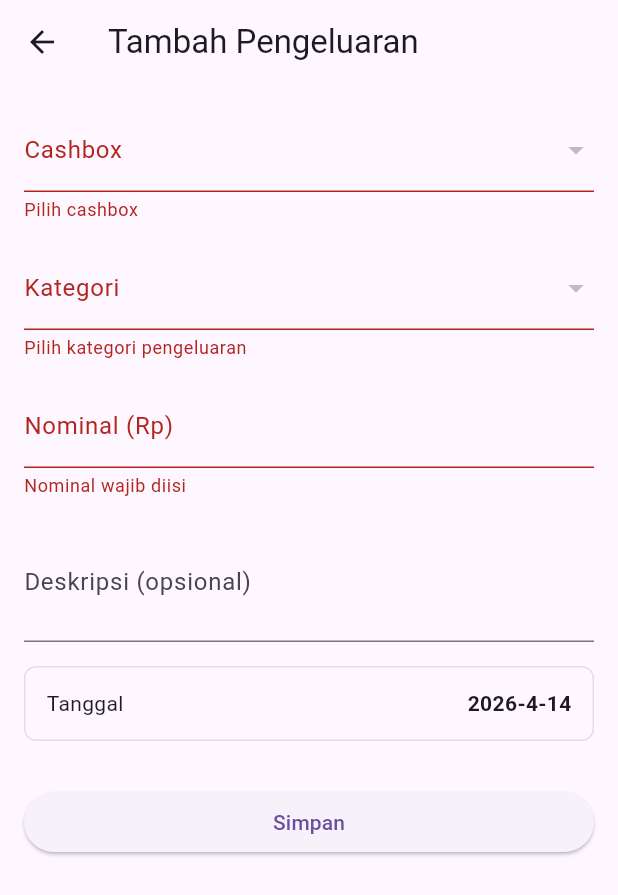
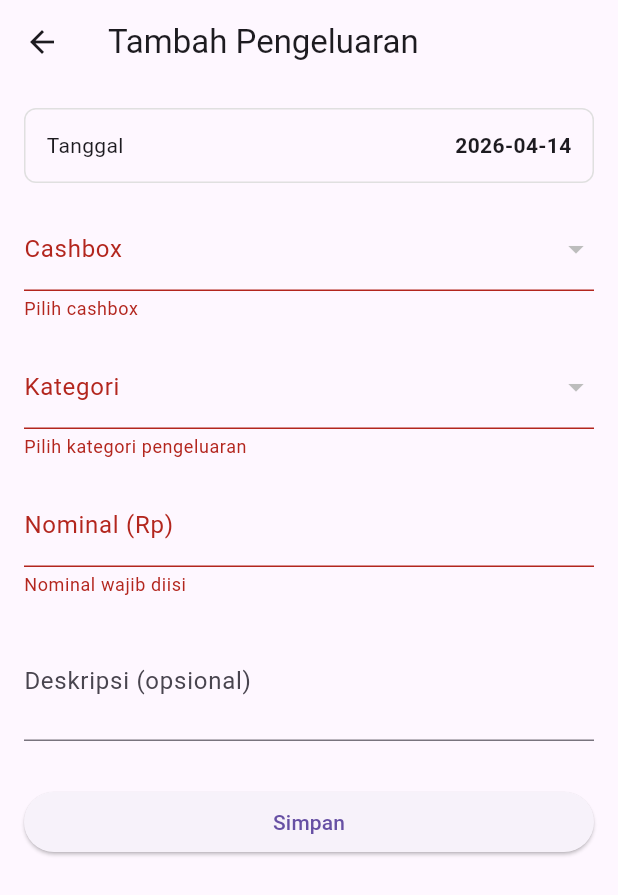
Before and after one commit to hermans7806/cuci-pos, a Flutter app: the ExpenseAddScreen screen opened directly, after a tap on "Simpan", on a phone screen of 412 x 824 dp. Shown: the top 895 px of the screen. Run offline on Flutter 3.47's test engine with Material 3 defaults, Android fonts, the phone set to English and light mode, and no system bars; our stand-ins replace cloud_firestore, firebase_auth, firebase_core, firebase_storage, get, google_sign_in and 3 more; missing offline and left inert: fast_contacts; accounts and stored records are empty; generated files the repository leaves out were written again.

Commit message:
fix expense feature

```diff
--- a/lib/features/settings/controllers/expense_add_controller.dart
+++ b/lib/features/settings/controllers/expense_add_controller.dart
@@ -4,89 +4,151 @@ import 'package:flutter/material.dart';
 import 'package:get/get.dart';
 
 import '../../../data/models/cashbox_model.dart';
+import '../../../data/models/expense_model.dart';
 import '../../../data/models/financial_category_model.dart';
 import '../../../data/services/shared_reference.dart';
 
 class ExpenseAddController extends GetxController {
+  /// Pass the model to edit directly from the screen — do NOT rely on
+  /// Get.arguments, which may be cleared by Get.delete before onInit runs.
+  ExpenseAddController({ExpenseModel? editingModel}) : _editing = editingModel;
+
   final formKey = GlobalKey<FormState>();
 
-  // Loaded from Firestore
-  var cashboxes = <CashboxModel>[].obs;
-  var categories = <FinancialCategory>[].obs;
+  // ── Firestore data ───────────────────────────────────────────────────────
+  final cashboxes = <CashboxModel>[].obs;
+  final categories = <FinancialCategory>[].obs;
 
-  // Selected items
-  var selectedCashbox = "".obs;
-  var selectedCategory = "".obs;
+  // ── Form state ───────────────────────────────────────────────────────────
+  /// Always holds a Firestore document ID, never a display name.
+  final selectedCashbox = ''.obs;
+  final selectedCategory = ''.obs;
 
-  // Inputs
   final nominal = TextEditingController();
   final description = TextEditingController();
-  var date = DateTime.now().obs;
+  final date = DateTime.now().obs;
 
-  var isLoading = false.obs;
+  // ── UI flags ─────────────────────────────────────────────────────────────
+  final isLoading = true.obs; // starts true — prevents empty-form flash
+  final isSaving = false.obs;
 
-  late String activeBranchId;
+  // ── Internal ─────────────────────────────────────────────────────────────
+  late String _activeBranchId;
+  final ExpenseModel? _editing;
+
+  bool get isEditing => _editing != null;
+
+  // ── Lifecycle ────────────────────────────────────────────────────────────
 
   @override
-  void onInit() async {
+  void onInit() {
     super.onInit();
-    activeBranchId = await SharedReference.getActiveBranchId();
-
-    loadFilters();
+    _bootstrap();
   }
 
-  Future<void> loadFilters() async {
-    isLoading.value = true;
+  @override
+  void onClose() {
+    nominal.dispose();
+    description.dispose();
+    super.onClose();
+  }
 
-    final db = FirebaseFirestore.instance;
+  // ── Private ───────────────────────────────────────────────────────────────
 
-    // Load active cashboxes
-    final cbSnap = await db
-        .collection("cashboxes")
-        .where("isActive", isEqualTo: true)
-        .where("branchId", isEqualTo: activeBranchId)
+  Future<void> _bootstrap() async {
+    try {
+      _activeBranchId = await SharedReference.getActiveBranchId();
+      await _loadCashboxes();
+      await _loadCategories();
+      if (_editing != null) _fillEditingData();
+    } finally {
+      isLoading.value = false;
+    }
+  }
+
+  Future<void> _loadCashboxes() async {
+    final snap = await FirebaseFirestore.instance
+        .collection('cashboxes')
+        .where('isActive', isEqualTo: true)
+        .where('branchId', isEqualTo: _activeBranchId)
         .get();
 
-    cashboxes.value = cbSnap.docs
+    cashboxes.value = snap.docs
         .map((e) => CashboxModel.fromFirestore(e))
         .toList();
+  }
 
-    // Load categories (pengeluaran)
-    final catSnap = await db
-        .collection("financial_categories")
-        .where("branchId", isEqualTo: activeBranchId)
-        .where("category", isEqualTo: "pengeluaran")
+  Future<void> _loadCategories() async {
+    final snap = await FirebaseFirestore.instance
+        .collection('financial_categories')
+        .where('branchId', isEqualTo: _activeBranchId)
+        .where('category', isEqualTo: 'pengeluaran')
         .get();
 
-    categories.value = catSnap.docs
+    categories.value = snap.docs
         .map((e) => FinancialCategory.fromFirestore(e))
         .toList();
+  }
 
-    isLoading.value = false;
+  /// Uses rawCashboxId / rawCategoryId — works correctly whether or not
+  /// _applyNameMapping() has already overwritten the display fields.
+  void _fillEditingData() {
+    final exp = _editing!;
+
+    selectedCashbox.value = exp.rawCashboxId;
+    selectedCategory.value = exp.rawCategoryId;
+
+    nominal.text = exp.nominal.truncateToDouble() == exp.nominal
+        ? exp.nominal.toStringAsFixed(0)
+        : exp.nominal.toStringAsFixed(2);
+
+    description.text = exp.description;
+    date.value = exp.date;
   }
+
+  // ── Public ────────────────────────────────────────────────────────────────
 
   Future<void> save() async {
     if (!formKey.currentState!.validate()) return;
 
-    isLoading.value = true;
-    final db = FirebaseFirestore.instance;
+    isSaving.value = true;
+    try {
+      final db = FirebaseFirestore.instance;
 
-    await db.collection("expenses").add({
-      "branchId": activeBranchId,
-      "cashbox": selectedCashbox.value,
-      "financialCategory": selectedCategory.value,
-      "nominal": double.parse(nominal.text),
-      "description": description.text.trim(),
-      "date": DateTime(date.value.year, date.value.month, date.value.day),
-      "createdAt": FieldValue.serverTimestamp(),
-    });
+      final payload = <String, dynamic>{
+        'branchId': _activeBranchId,
+        'cashbox': selectedCashbox.value,
+        'financialCategory': selectedCategory.value,
+        'nominal': double.parse(nominal.text.trim()),
+        'description': description.text.trim(),
+        'date': DateTime(date.value.year, date.value.month, date.value.day),
+        'updatedAt': FieldValue.serverTimestamp(),
+      };
 
-    isLoading.value = false;
-    Get.back(result: true); // return to list screen
-    TopNotification.show(
-      title: 'Sukses',
-      message: 'Pengeluaran berhasil ditambahkan.',
-      success: true,
-    );
+      if (_editing == null) {
+        payload['createdAt'] = FieldValue.serverTimestamp();
+        await db.collection('expenses').add(payload);
+      } else {
+        await db.collection('expenses').doc(_editing.id).update(payload);
+      }
+
+      Get.back(result: true);
+
+      TopNotification.show(
+        title: 'Sukses',
+        message: _editing == null
+            ? 'Pengeluaran berhasil ditambahkan.'
+            : 'Pengeluaran berhasil diperbaharui.',
+        success: true,
+      );
+    } catch (e) {
+      TopNotification.show(
+        title: 'Gagal',
+        message: 'Terjadi kesalahan. Silakan coba lagi.',
+        success: false,
+      );
+    } finally {
+      isSaving.value = false;
+    }
   }
 }
--- a/lib/features/settings/screens/expense_add_screen.dart
+++ b/lib/features/settings/screens/expense_add_screen.dart
@@ -1,17 +1,40 @@
 import 'package:flutter/material.dart';
 import 'package:get/get.dart';
 
+import '../../../data/models/expense_model.dart';
 import '../controllers/expense_add_controller.dart';
 
-class ExpenseAddScreen extends StatelessWidget {
-  const ExpenseAddScreen({super.key});
+class ExpenseAddScreen extends StatefulWidget {
+  final ExpenseModel? expense;
+
+  const ExpenseAddScreen({super.key, this.expense});
+
+  @override
+  State<ExpenseAddScreen> createState() => _ExpenseAddScreenState();
+}
+
+class _ExpenseAddScreenState extends State<ExpenseAddScreen> {
+  late final ExpenseAddController c;
+
+  @override
+  void initState() {
+    super.initState();
+    Get.delete<ExpenseAddController>(force: true);
+    c = Get.put(ExpenseAddController(editingModel: widget.expense));
+  }
+
+  @override
+  void dispose() {
+    Get.delete<ExpenseAddController>(force: true);
+    super.dispose();
+  }
 
   @override
   Widget build(BuildContext context) {
-    final c = Get.put(ExpenseAddController());
-
     return Scaffold(
-      appBar: AppBar(title: const Text("Tambah Pengeluaran")),
+      appBar: AppBar(
+        title: Text(c.isEditing ? 'Edit Pengeluaran' : 'Tambah Pengeluaran'),
+      ),
       body: Obx(() {
         if (c.isLoading.value) {
           return const Center(child: CircularProgressIndicator());
@@ -22,112 +45,145 @@ class ExpenseAddScreen extends StatelessWidget {
           child: ListView(
             padding: const EdgeInsets.all(16),
             children: [
-              // Cashbox
-              DropdownButtonFormField<String>(
-                decoration: const InputDecoration(labelText: "Cashbox"),
-                value: c.selectedCashbox.value.isEmpty
-                    ? null
-                    : c.selectedCashbox.value,
-                items: c.cashboxes
-                    .map(
-                      (cb) =>
-                          DropdownMenuItem(value: cb.id, child: Text(cb.name)),
-                    )
-                    .toList(),
-                validator: (v) => v == null ? "Pilih cashbox" : null,
-                onChanged: (v) => c.selectedCashbox.value = v!,
+              // ── Date picker ────────────────────────────────────────────
+              Obx(
+                () => GestureDetector(
+                  onTap: () async {
+                    final picked = await showDatePicker(
+                      context: context,
+                      firstDate: DateTime(2020),
+                      lastDate: DateTime.now(),
+                      initialDate: c.date.value,
+                    );
+                    if (picked != null) c.date.value = picked;
+                  },
+                  child: Container(
+                    padding: const EdgeInsets.all(14),
+                    decoration: BoxDecoration(
+                      border: Border.all(color: Colors.grey.shade300),
+                      borderRadius: BorderRadius.circular(8),
+                    ),
+                    child: Row(
+                      mainAxisAlignment: MainAxisAlignment.spaceBetween,
+                      children: [
+                        const Text('Tanggal'),
+                        Text(
+                          '${c.date.value.year}-'
+                          '${c.date.value.month.toString().padLeft(2, '0')}-'
+                          '${c.date.value.day.toString().padLeft(2, '0')}',
+                          style: const TextStyle(fontWeight: FontWeight.bold),
+                        ),
+                      ],
+                    ),
+                  ),
+                ),
               ),
 
               const SizedBox(height: 16),
 
-              // Category
-              DropdownButtonFormField<String>(
-                decoration: const InputDecoration(labelText: "Kategori"),
-                value: c.selectedCategory.value.isEmpty
-                    ? null
-                    : c.selectedCategory.value,
-                items: c.categories
-                    .map(
-                      (cat) => DropdownMenuItem(
-                        value: cat.id,
-                        child: Text(cat.name),
-                      ),
-                    )
-                    .toList(),
-                validator: (v) =>
-                    v == null ? "Pilih kategori pengeluaran" : null,
-                onChanged: (v) => c.selectedCategory.value = v!,
+              // ── Cashbox ────────────────────────────────────────────────
+              Obx(
+                () => DropdownButtonFormField<String>(
+                  key: ValueKey(
+                    'cashbox_${c.cashboxes.length}_${c.selectedCashbox.value}',
+                  ),
+                  decoration: const InputDecoration(labelText: 'Cashbox'),
+                  value:
+                      c.selectedCashbox.value.isEmpty ||
+                          !c.cashboxes.any(
+                            (cb) => cb.id == c.selectedCashbox.value,
+                          )
+                      ? null
+                      : c.selectedCashbox.value,
+                  items: c.cashboxes
+                      .map(
+                        (cb) => DropdownMenuItem(
+                          value: cb.id,
+                          child: Text(cb.name),
+                        ),
+                      )
+                      .toList(),
+                  validator: (v) => v == null ? 'Pilih cashbox' : null,
+                  onChanged: (v) {
+                    if (v != null) c.selectedCashbox.value = v;
+                  },
+                ),
               ),
 
               const SizedBox(height: 16),
 
-              // Nominal
+              // ── Category ───────────────────────────────────────────────
+              Obx(
+                () => DropdownButtonFormField<String>(
+                  key: ValueKey(
+                    'category_${c.categories.length}_${c.selectedCategory.value}',
+                  ),
+                  decoration: const InputDecoration(labelText: 'Kategori'),
+                  value:
+                      c.selectedCategory.value.isEmpty ||
+                          !c.categories.any(
+                            (cat) => cat.id == c.selectedCategory.value,
+                          )
+                      ? null
+                      : c.selectedCategory.value,
+                  items: c.categories
+                      .map(
+                        (cat) => DropdownMenuItem(
+                          value: cat.id,
+                          child: Text(cat.name),
+                        ),
+                      )
+                      .toList(),
+                  validator: (v) =>
+                      v == null ? 'Pilih kategori pengeluaran' : null,
+                  onChanged: (v) {
+                    if (v != null) c.selectedCategory.value = v;
+                  },
+                ),
+              ),
+
+              const SizedBox(height: 16),
+
+              // ── Nominal ────────────────────────────────────────────────
               TextFormField(
                 controller: c.nominal,
-                decoration: const InputDecoration(labelText: "Nominal (Rp)"),
+                decoration: const InputDecoration(labelText: 'Nominal (Rp)'),
                 keyboardType: TextInputType.number,
                 validator: (v) {
-                  if (v == null || v.trim().isEmpty) {
-                    return "Nominal wajib diisi";
-                  }
-                  if (double.tryParse(v) == null) {
-                    return "Nominal tidak valid";
-                  }
+                  if (v == null || v.trim().isEmpty)
+                    return 'Nominal wajib diisi';
+                  if (double.tryParse(v) == null) return 'Nominal tidak valid';
                   return null;
                 },
               ),
 
               const SizedBox(height: 16),
 
-              // Description
+              // ── Description ────────────────────────────────────────────
               TextFormField(
                 controller: c.description,
                 maxLines: 2,
                 decoration: const InputDecoration(
-                  labelText: "Deskripsi (opsional)",
-                ),
-              ),
-
-              const SizedBox(height: 16),
-
-              // Date picker
-              GestureDetector(
-                onTap: () async {
-                  final picked = await showDatePicker(
-                    context: context,
-                    firstDate: DateTime(2020),
-                    lastDate: DateTime.now(),
-                    initialDate: c.date.value,
-                  );
-                  if (picked != null) c.date.value = picked;
-                },
-                child: Container(
-                  padding: const EdgeInsets.all(14),
-                  decoration: BoxDecoration(
-                    border: Border.all(color: Colors.grey.shade300),
-                    borderRadius: BorderRadius.circular(8),
-                  ),
-                  child: Row(
-                    mainAxisAlignment: MainAxisAlignment.spaceBetween,
-                    children: [
-                      const Text("Tanggal"),
-                      Text(
-                        "${c.date.value.year}-${c.date.value.month}-${c.date.value.day}",
-                        style: const TextStyle(fontWeight: FontWeight.bold),
-                      ),
-                    ],
-                  ),
+                  labelText: 'Deskripsi (opsional)',
                 ),
               ),
 
               const SizedBox(height: 30),
 
-              // Submit Button
-              SizedBox(
-                width: double.infinity,
-                child: ElevatedButton(
-                  onPressed: c.save,
-                  child: const Text("Simpan"),
+              // ── Submit ─────────────────────────────────────────────────
+              Obx(
+                () => SizedBox(
+                  width: double.infinity,
+                  child: ElevatedButton(
+                    onPressed: c.isSaving.value ? null : c.save,
+                    child: c.isSaving.value
+                        ? const SizedBox(
+                            height: 20,
+                            width: 20,
+                            child: CircularProgressIndicator(strokeWidth: 2),
+                          )
+                        : const Text('Simpan'),
+                  ),
                 ),
               ),
             ],
```
Also changed, not shown: lib/data/models/expense_model.dart (+32 -8 lines), lib/features/settings/controllers/expense_controller.dart (+72 -80 lines), lib/features/settings/screens/expense_list_screen.dart (+112 -39 lines).
